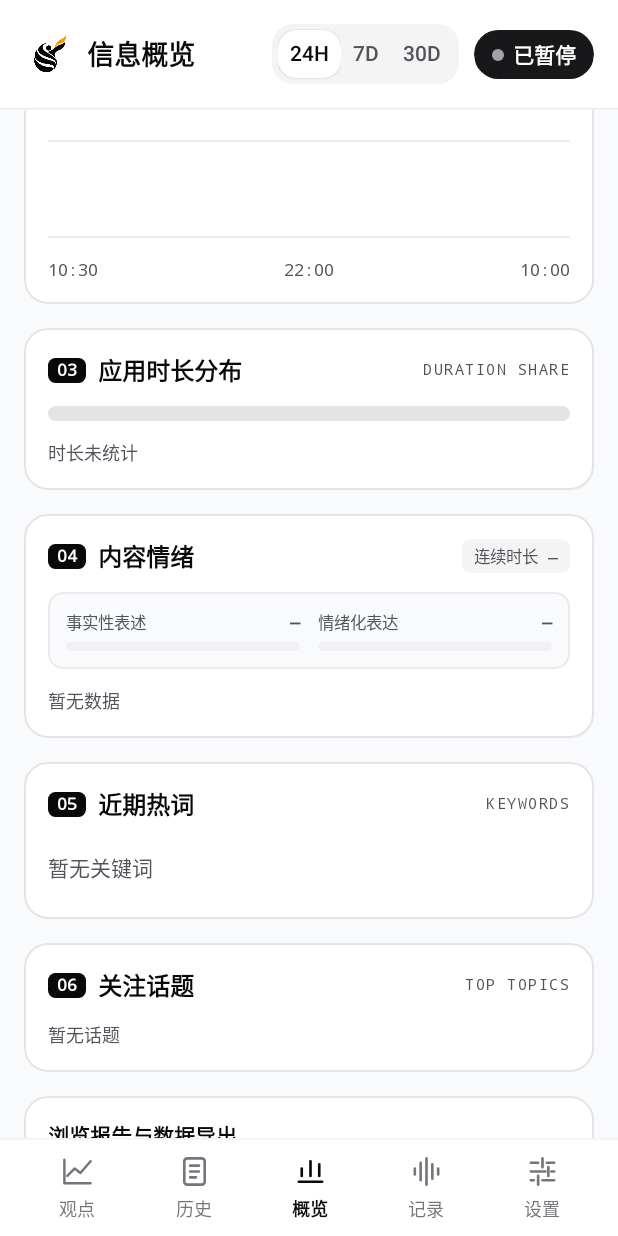
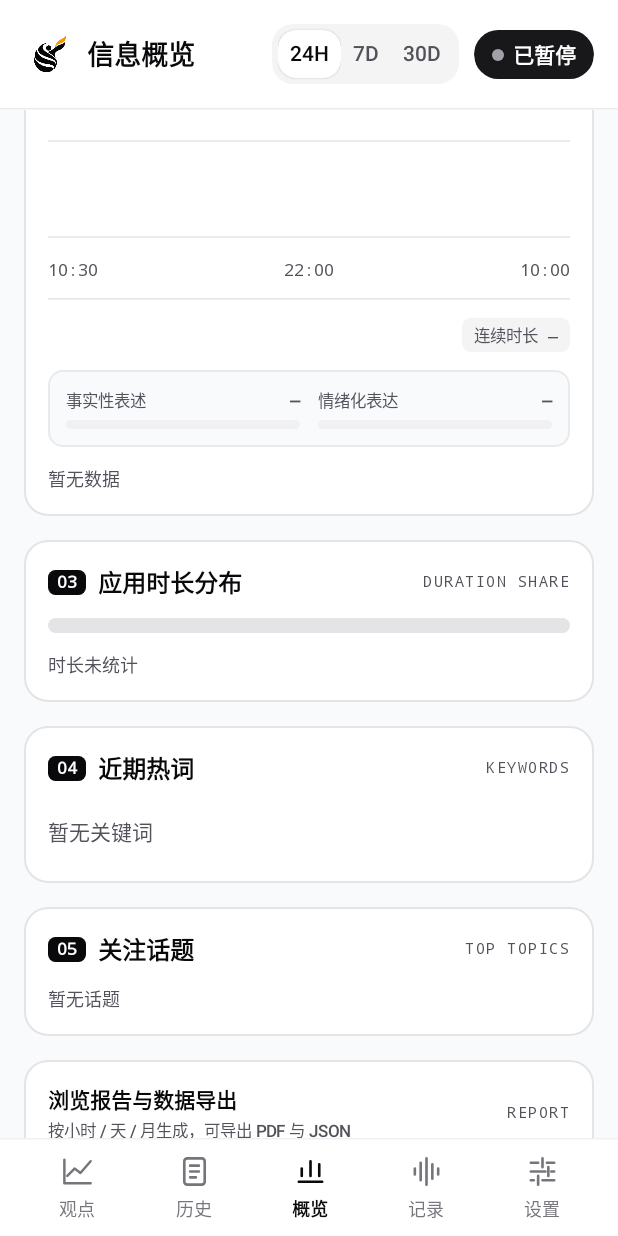
Before and after one commit to Yurken/PoJian, an Android app built with Jetpack Compose: the screen it shows after launch (MainActivity), scrolled down 479 dp, on a phone screen of 412 x 824 dp. Run offline under Robolectric (Android 15) with nearby library versions, the phone set to English and light mode, and no system bars; our stand-ins replace Room's generated code; 1 statement that could not run was skipped.

Commit message:
ui: merge emotion overview sections (v0.6.8)

```diff
--- a/app/build.gradle.kts
+++ b/app/build.gradle.kts
@@ -108,8 +108,8 @@ android {
         applicationId = "com.zhiheng.app"
         minSdk = 29
         targetSdk = 34
-        versionCode = 74
-        versionName = "0.6.7"
+        versionCode = 75
+        versionName = "0.6.8"
         // Optional smaller package for a known device; default APK keeps all upstream ABIs.
         providers.gradleProperty("emergeAbi").orNull?.let { selectedAbi ->
             require(selectedAbi in setOf("arm64-v8a", "armeabi-v7a", "x86", "x86_64")) { "Unsupported emergeAbi: $selectedAbi" }
--- a/app/src/main/java/com/emerge/app/ui/AppScreens.kt
+++ b/app/src/main/java/com/emerge/app/ui/AppScreens.kt
@@ -61,9 +61,11 @@ fun OverviewScreen(
             CocoonCard(analysis, period, visible = true)
         }
 
-        // 02 / 按实际浏览时长展示内容情绪，并展开时段内的主题与原句。
+        // 02 / 内容情绪时间线、时段详情与情绪统计。
         item(key = "emotion-timeline") {
-            SwissEmotionTimeline(rawEvents, semantics, now, appNames)
+            SwissEmotionTimeline(rawEvents, semantics, now, appNames) {
+                SwissEmotionSummary(report)
+            }
         }
 
         // 03 / 应用时长分布
@@ -71,12 +73,7 @@ fun OverviewScreen(
             SwissAppDuration(stats, appNames)
         }
 
-        // 04 / 内容情绪
-        item(key = "emotion") {
-            SwissEmotionCard(report)
-        }
-
-        // 05 / 近期热词
+        // 04 / 近期热词
         item(key = "recent-content") {
             RecentContentCloud(
                 events = rawEvents,
@@ -88,7 +85,7 @@ fun OverviewScreen(
             )
         }
 
-        // 06 / 关注话题
+        // 05 / 关注话题
         item(key = "topics") {
             SwissTopicList(report, rawEvents, semantics, period, now, onTopic)
         }
--- a/app/src/main/java/com/emerge/app/ui/RecentContentCloud.kt
+++ b/app/src/main/java/com/emerge/app/ui/RecentContentCloud.kt
@@ -116,7 +116,7 @@ internal fun RecentContentCloud(
                     contentColor = Color.White
                 ) {
                     Text(
-                        text = "05",
+                        text = "04",
                         modifier = Modifier.padding(horizontal = 6.dp, vertical = 2.dp),
                         fontFamily = FontFamily.Monospace,
                         fontWeight = FontWeight.SemiBold,
--- a/app/src/main/java/com/emerge/app/ui/SwissEmotionTimeline.kt
+++ b/app/src/main/java/com/emerge/app/ui/SwissEmotionTimeline.kt
@@ -56,7 +56,7 @@ private fun toneColor(tone: EmotionTone): Color = when (tone) {
 
 @Composable
 internal fun SwissEmotionTimeline(events: List<BrowseEvent>, semantics: List<EventSemantics>, now: Long,
-    appNames: Map<String, String>) {
+    appNames: Map<String, String>, summaryContent: (@Composable () -> Unit)? = null) {
     var selectedTime by rememberSaveable { mutableStateOf<Long?>(null) }
     var detailId by rememberSaveable { mutableStateOf<Long?>(null) }
     val request = remember(events, semantics, now) { Any() }
@@ -75,8 +75,12 @@ internal fun SwissEmotionTimeline(events: List<BrowseEvent>, semantics: List<Eve
         WhiteCard {
             SwissOverviewSectionHeader(index = "02", title = "内容情绪")
             Text(if (failed) "分析暂不可用" else "加载中", style = MaterialTheme.typography.bodySmall, color = Muted)
+            summaryContent?.let {
+                HorizontalDivider(color = DesignTokens.Border)
+                it()
+            }
         }
-    } else SwissEmotionTimelineContent(hours, selectedTime, { selectedTime = it }, appNames) { detailId = it.id }
+    } else SwissEmotionTimelineContent(hours, selectedTime, { selectedTime = it }, appNames, summaryContent) { detailId = it.id }
     detailId?.let { id -> events.firstOrNull { it.id == id }?.let { event ->
         SwissWorkDetailSheet(event, events, semantics, null, appNames,
             onDismiss = { detailId = null }, onRelated = { detailId = it.id })
@@ -86,6 +90,7 @@ internal fun SwissEmotionTimeline(events: List<BrowseEvent>, semantics: List<Eve
 @Composable
 internal fun SwissEmotionTimelineContent(hours: List<EmotionHour>, selectedTime: Long?,
     onSelectedTime: (Long) -> Unit, appNames: Map<String, String> = emptyMap(),
+    summaryContent: (@Composable () -> Unit)? = null,
     onPost: (BrowseEvent) -> Unit = {}) {
     if (hours.isEmpty()) return
     val selectedIndex = hours.indexOfFirst {
@@ -98,11 +103,9 @@ internal fun SwissEmotionTimelineContent(hours: List<EmotionHour>, selectedTime:
     val maximum = hours.maxOf { it.durationMillis }.coerceAtLeast(60_000L)
     val palette = EmotionTone.entries.associateWith(::toneColor)
     val border = DesignTokens.Border
-    Column(verticalArrangement = Arrangement.spacedBy(12.dp)) {
-        WhiteCard(Modifier.testTag("swiss-emotion-timeline")) {
-            SwissOverviewSectionHeader(index = "02", title = "内容情绪", trailing = {
-                Text("近24小时", color = Muted, style = MaterialTheme.typography.labelSmall)
-            })
+    WhiteCard(Modifier.testTag("swiss-emotion-timeline")) {
+        Column(verticalArrangement = Arrangement.spacedBy(12.dp)) {
+            SwissOverviewSectionHeader(index = "02", title = "内容情绪")
             FlowRow(horizontalArrangement = Arrangement.spacedBy(12.dp), verticalArrangement = Arrangement.spacedBy(4.dp)) {
                 EmotionTone.entries.filter { it in listOf(EmotionTone.NEGATIVE, EmotionTone.OBJECTIVE, EmotionTone.NEUTRAL) ||
                     hours.any { hour -> hour.posts.any { post -> post.tone == it } } }.forEach { tone ->
@@ -115,8 +118,11 @@ internal fun SwissEmotionTimelineContent(hours: List<EmotionHour>, selectedTime:
                     }
                 }
             }
-            Text(emotionDuration(maximum), color = Muted, style = MaterialTheme.typography.labelSmall,
-                fontFamily = FontFamily.Monospace)
+            Row(Modifier.fillMaxWidth(), horizontalArrangement = Arrangement.SpaceBetween) {
+                Text(emotionDuration(maximum), color = Muted, style = MaterialTheme.typography.labelSmall,
+                    fontFamily = FontFamily.Monospace)
+                Text("近24小时", color = Muted, style = MaterialTheme.typography.labelSmall)
+            }
             Canvas(Modifier.fillMaxWidth().height(132.dp).testTag("swiss-emotion-plot")
                 .pointerInput(hours) { detectTapGestures { point ->
                     swissChartSelection(point.x, size.width.toFloat(), hours.size)?.let(::select)
@@ -162,7 +168,9 @@ internal fun SwissEmotionTimelineContent(hours: List<EmotionHour>, selectedTime:
                 Instant.ofEpochMilli(hour.start).atZone(ZoneId.systemDefault()).format(DateTimeFormatter.ofPattern("HH:mm")) to null
             }, selectedIndex)
         }
-        if (selected != null) WhiteCard(Modifier.testTag("swiss-emotion-details")) {
+        if (selected != null) Column(Modifier.testTag("swiss-emotion-details"),
+            verticalArrangement = Arrangement.spacedBy(12.dp)) {
+            HorizontalDivider(color = border)
             SwissChartSelectionHeader(emotionInterval(selected), "上一小时", "下一小时",
                 selectedIndex > 0, selectedIndex < hours.lastIndex, { select(selectedIndex - 1) },
                 { select(selectedIndex + 1) }, "swiss-emotion")
@@ -194,6 +202,10 @@ internal fun SwissEmotionTimelineContent(hours: List<EmotionHour>, selectedTime:
                 }
             }
         }
+        summaryContent?.let {
+            HorizontalDivider(color = border)
+            it()
+        }
     }
 }
 
--- a/app/src/main/java/com/emerge/app/ui/SwissOverviewCards.kt
+++ b/app/src/main/java/com/emerge/app/ui/SwissOverviewCards.kt
@@ -328,13 +328,10 @@ internal fun platformName(packageName: String): String = when (packageName) {
 }
 
 @Composable
-internal fun SwissEmotionCard(report: CognitiveReport?) {
+internal fun SwissEmotionSummary(report: CognitiveReport?) {
     val emotion = report?.emotionExposure
-    WhiteCard {
-        SwissOverviewSectionHeader(
-            index = "04",
-            title = "内容情绪",
-            trailing = {
+    Column(verticalArrangement = Arrangement.spacedBy(12.dp)) {
+        Row(Modifier.fillMaxWidth(), horizontalArrangement = Arrangement.End) {
             Surface(
                 shape = RoundedCornerShape(6.dp),
                 color = MaterialTheme.colorScheme.surfaceVariant
@@ -348,7 +345,6 @@ internal fun SwissEmotionCard(report: CognitiveReport?) {
                 )
             }
         }
-        )
         Surface(
             shape = DesignTokens.InnerShape,
             color = MaterialTheme.colorScheme.background,
@@ -474,7 +470,7 @@ internal fun SwissTopicList(
     val distribution = prepared?.takeIf { it.first === inputKey }?.second
     WhiteCard {
         SwissOverviewSectionHeader(
-            index = "06",
+            index = "05",
             title = "关注话题",
             subtitle = "TOP TOPICS"
         )
```
Lines whose indentation alone changed are shown as unchanged.
